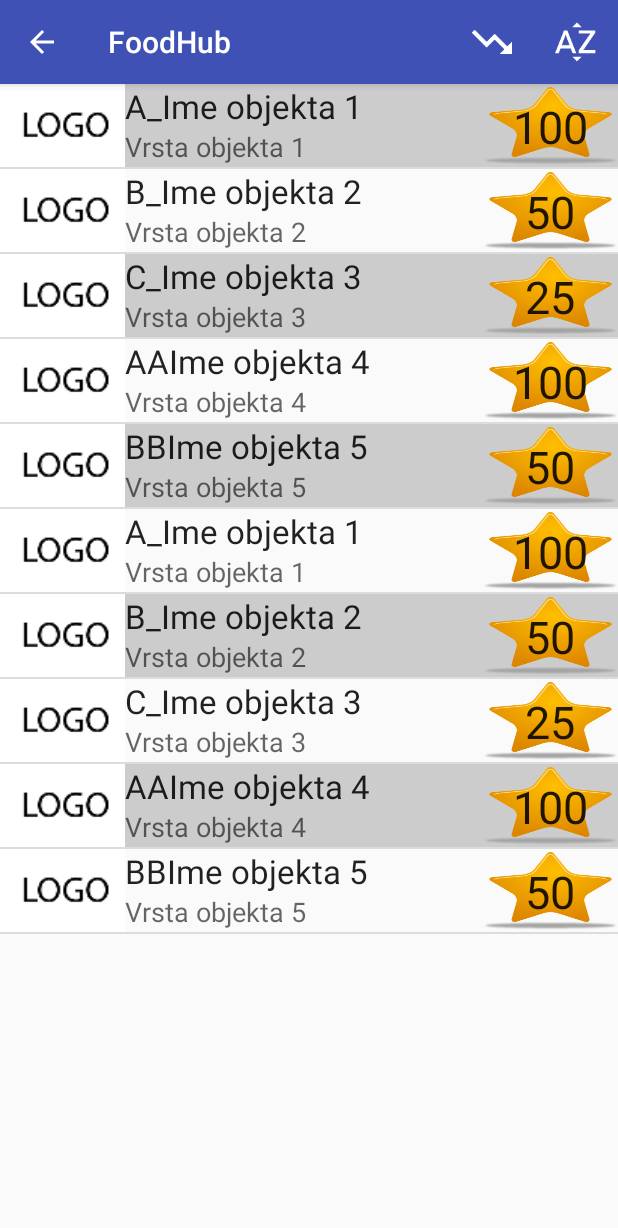
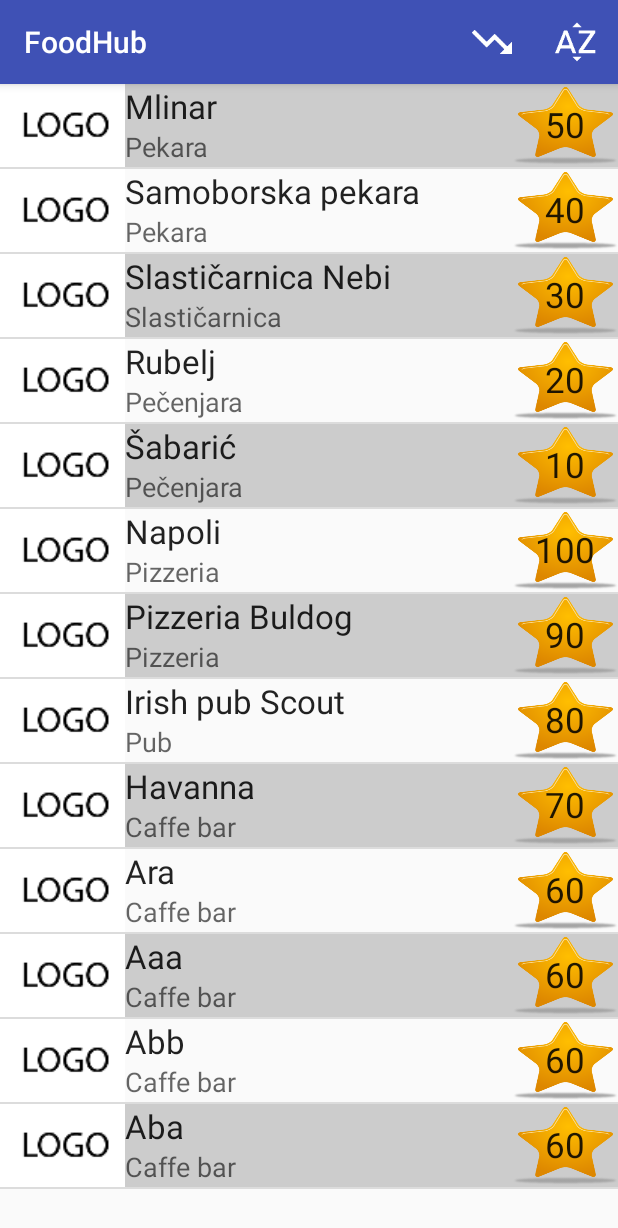
Before and after one commit to mDinon/FoodHub, an Android app: the screen it shows after launch (MainActivity), on a phone screen of 412 x 824 dp. Shown: the top 1228 px of the screen. Run offline under Robolectric (Android 15) with nearby library versions, the phone set to English and light mode, and no system bars.

Commit message:
Moram ovo commitat da mogu syncat

```diff
--- a/app/src/main/java/hr/mc2/foodhub/MainActivity.java
+++ b/app/src/main/java/hr/mc2/foodhub/MainActivity.java
@@ -24,29 +24,41 @@ public class MainActivity extends AppCompatActivity {
 
     public ArrayList<ItemListPodaci> Restorani = new ArrayList<>();
 
-    ItemListPodaci objekt1 = new ItemListPodaci("A_Ime objekta 1", "Vrsta objekta 1", 100, R.drawable.logo);
-    ItemListPodaci objekt2 = new ItemListPodaci("B_Ime objekta 2", "Vrsta objekta 2", 50, R.drawable.logo);
-    ItemListPodaci objekt3 = new ItemListPodaci("C_Ime objekta 3", "Vrsta objekta 3", 25, R.drawable.logo);
-    ItemListPodaci objekt4 = new ItemListPodaci("AAIme objekta 4", "Vrsta objekta 4", 100, R.drawable.logo);
-    ItemListPodaci objekt5 = new ItemListPodaci("BBIme objekta 5", "Vrsta objekta 5", 50, R.drawable.logo);
+    ItemListPodaci objekt1 = new ItemListPodaci("Mlinar", "Pekara", 50, R.drawable.logo);
+    ItemListPodaci objekt2 = new ItemListPodaci("Samoborska pekara", "Pekara", 40, R.drawable.logo);
+    ItemListPodaci objekt3 = new ItemListPodaci("Slastičarnica Nebi", "Slastičarnica", 30, R.drawable.logo);
+    ItemListPodaci objekt4 = new ItemListPodaci("Rubelj", "Pečenjara", 20, R.drawable.logo);
+    ItemListPodaci objekt5 = new ItemListPodaci("Šabarić", "Pečenjara", 10, R.drawable.logo);
+    ItemListPodaci objekt6 = new ItemListPodaci("Napoli", "Pizzeria", 100, R.drawable.logo);
+    ItemListPodaci objekt7 = new ItemListPodaci("Pizzeria Buldog", "Pizzeria", 90 , R.drawable.logo);
+    ItemListPodaci objekt8 = new ItemListPodaci("Irish pub Scout", "Pub", 80, R.drawable.logo);
+    ItemListPodaci objekt9 = new ItemListPodaci("Havanna", "Caffe bar", 70, R.drawable.logo);
+    ItemListPodaci objekt10 = new ItemListPodaci("Ara", "Caffe bar", 60, R.drawable.logo);
+
+    ItemListPodaci objekt11 = new ItemListPodaci("Aaa", "Caffe bar", 60, R.drawable.logo);
+    ItemListPodaci objekt12 = new ItemListPodaci("Abb", "Caffe bar", 60, R.drawable.logo);
+    ItemListPodaci objekt13 = new ItemListPodaci("Aba", "Caffe bar", 60, R.drawable.logo);
+
 
     @Override
     protected void onCreate(Bundle savedInstanceState) {
         super.onCreate(savedInstanceState);
         setContentView(R.layout.activity_main);
+        getSupportActionBar().setDisplayHomeAsUpEnabled(false);
 
         Restorani.add(objekt1);
         Restorani.add(objekt2);
         Restorani.add(objekt3);
         Restorani.add(objekt4);
         Restorani.add(objekt5);
-        Restorani.add(objekt1);
-        Restorani.add(objekt2);
-        Restorani.add(objekt3);
-        Restorani.add(objekt4);
-        Restorani.add(objekt5);
-
-        //objekt1.bubble_srt_rating(Restorani);
+        Restorani.add(objekt6);
+        Restorani.add(objekt7);
+        Restorani.add(objekt8);
+        Restorani.add(objekt9);
+        Restorani.add(objekt10);
+        Restorani.add(objekt11);
+        Restorani.add(objekt12);
+        Restorani.add(objekt13);
 
         // Kreiranje array liste custom klase i popunjavanje iste
         ArrayList<ItemListPodaci> objekti = new ArrayList<>();
@@ -68,14 +80,6 @@ public class MainActivity extends AppCompatActivity {
 
     @Override
     public boolean onOptionsItemSelected(MenuItem item){
-/*        bubbleSrtRatingDesc(Restorani);
-        // Kreiranje adaptera koji konvertira polje u view
-        ItemListAdapter adapter = new ItemListAdapter(this,Restorani);
-        // Postavljanje adaptera u listview
-        ListView listView = (ListView) findViewById(R.id.listView2);
-        listView.setAdapter(adapter);
-        return true;*/
-
         //handle presses on the action bar items
         // Kreiranje adaptera koji konvertira polje u view
         ItemListAdapter adapter = new ItemListAdapter(this,Restorani);
@@ -125,7 +129,8 @@ public class MainActivity extends AppCompatActivity {
         for (int m = n; m >= 0; m--) {
             for (int i = 0; i < n - 1; i++) {
                 k = i + 1;
-                if (podaci.get(i).getImeObjekta().compareTo(podaci.get(k).getImeObjekta()) > 0) {
+                if (podaci.get(i).getImeObjekta().valueOf(podaci.get(i).getImeObjekta().charAt(0)).toLowerCase().
+                        compareTo(podaci.get(k).getImeObjekta().valueOf(podaci.get(k).getImeObjekta().charAt(0)).toLowerCase()) > 0) {
                     swapNumbers(i, k, podaci);
                 }
             }
--- a/app/src/main/res/layout/item_liste_objekata.xml
+++ b/app/src/main/res/layout/item_liste_objekata.xml
@@ -18,7 +18,7 @@
         android:text="Ime objekta"
         android:id="@+id/imeObjekta"
         android:layout_alignParentTop="true"
-        android:layout_toRightOf="@+id/logoObjekta" />
+        android:layout_toRightOf="@+id/logoObjekta"/>
 
     <TextView
         android:layout_width="wrap_content"
@@ -31,11 +31,11 @@
         android:layout_alignStart="@+id/imeObjekta" />
 
     <TextView
-        android:layout_width="90dp"
+        android:layout_width="70dp"
         android:layout_height="wrap_content"
         android:textAppearance="?android:attr/textAppearanceLarge"
         android:text="100"
-        android:textSize="30dp"
+        android:textSize="23dp"
         android:id="@+id/rating"
         android:layout_alignParentTop="true"
         android:layout_alignParentRight="true"
@@ -43,14 +43,7 @@
         android:layout_alignBottom="@+id/vrstaObjekta"
         android:background="@drawable/star"
         android:textAlignment="center"
-        android:paddingTop="8dp" />
+        android:paddingTop="11dp" />
 
-    <!--    <ImageView
-            android:layout_width="wrap_content"
-            android:layout_height="wrap_content"
-            android:id="@+id/ratingStar"
-            android:layout_alignParentTop="true"
-            android:layout_alignParentRight="true"
-            android:layout_alignParentEnd="true" />-->
 
 </RelativeLayout>
```
